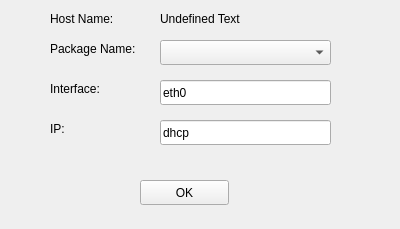
Qt form ws/src/ros_qt_sen/src/install_shell/install_option/install_option.ui (cocobird231/RV1-gui) before a commit.
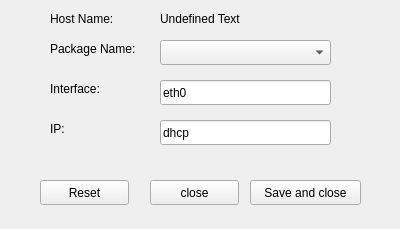
The same form after that commit.

Commit message: install option 改 reset, close  ,save and close按鈕

The edit to the form file:
```diff
--- a/ws/src/ros_qt_sen/src/install_shell/install_option/install_option.ui
+++ b/ws/src/ros_qt_sen/src/install_shell/install_option/install_option.ui
@@ -91,14 +91,14 @@
   <widget class="QPushButton" name="pushButton">
    <property name="geometry">
     <rect>
-     <x>140</x>
+     <x>150</x>
      <y>180</y>
      <width>89</width>
      <height>25</height>
     </rect>
    </property>
    <property name="text">
-    <string>OK</string>
+    <string>close</string>
    </property>
   </widget>
   <widget class="QLabel" name="label_4">
@@ -127,6 +127,32 @@
     <string>Undefined Text</string>
    </property>
   </widget>
+  <widget class="QPushButton" name="pushButton_2">
+   <property name="geometry">
+    <rect>
+     <x>250</x>
+     <y>180</y>
+     <width>111</width>
+     <height>25</height>
+    </rect>
+   </property>
+   <property name="text">
+    <string>Save and close</string>
+   </property>
+  </widget>
+  <widget class="QPushButton" name="pushButton_3">
+   <property name="geometry">
+    <rect>
+     <x>40</x>
+     <y>180</y>
+     <width>89</width>
+     <height>25</height>
+    </rect>
+   </property>
+   <property name="text">
+    <string>Reset</string>
+   </property>
+  </widget>
  </widget>
  <resources/>
  <connections/>
```
The commit also changes 4 other files.
